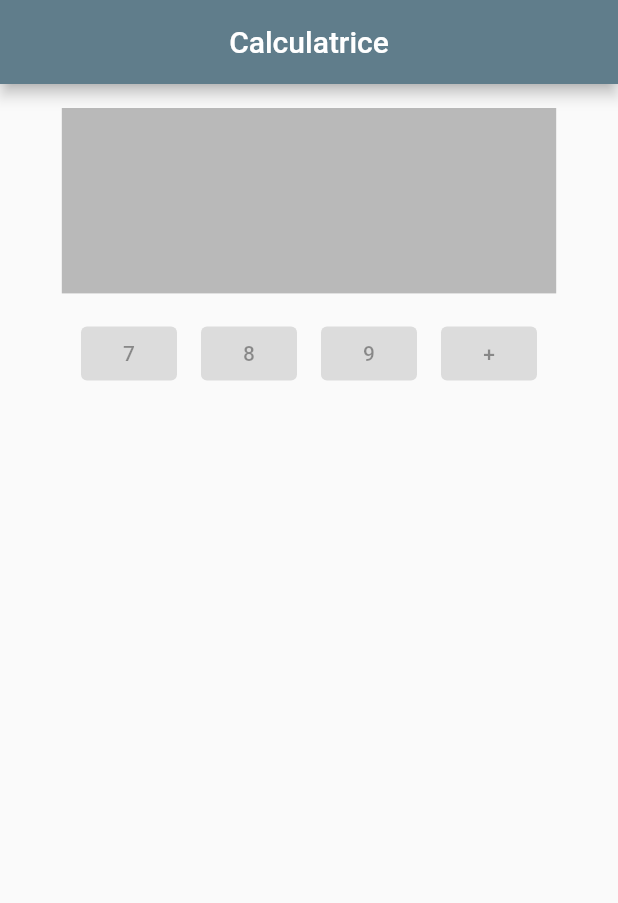
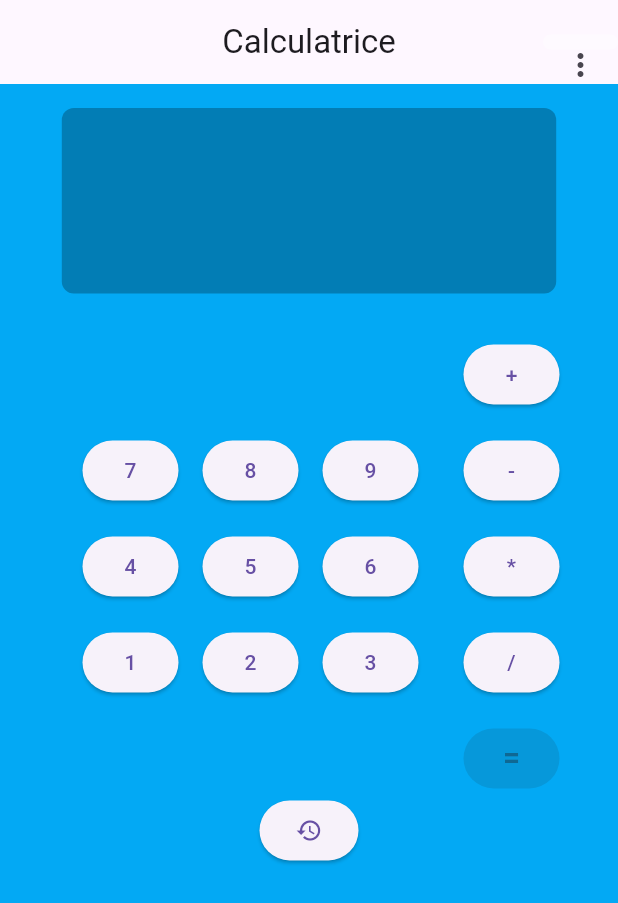
Before and after one commit to Matvdb/Calculatrice-Flutter, a Flutter app: the screen it shows after launch, on a phone screen of 412 x 824 dp. Shown: the top 903 px of the screen. Run offline on Flutter 3.47's test engine with Material 2 defaults, Android fonts, the phone set to English and light mode, and no system bars.

Commit message:
design calculatrice, affichage du nombre + ajout parametre

```diff
--- /dev/null
+++ b/lib/data/menu_items.dart
@@ -0,0 +1,32 @@
+import 'package:flutter/material.dart';
+
+class MenusItems{
+  static const List<MenusItem> itemsFirst = [
+    itemSettings,
+  ];
+
+  static const List<MenusItem> itemsSecond = [
+    itemPartager,
+  ];
+
+  static const itemSettings = MenusItem(
+    text: "Paramètre",
+    icon: Icons.settings,
+  );
+
+  static const itemPartager = MenusItem(
+    text: "Partager",
+    icon: Icons.share,
+  );
+
+}
+
+class MenusItem{
+   final String text;
+  final IconData icon;
+
+  const MenusItem({
+    required this.text,
+    required this.icon,
+  });
+}
--- a/lib/homepage.dart
+++ b/lib/homepage.dart
@@ -2,6 +2,9 @@ import 'package:flutter/cupertino.dart';
 import 'package:flutter/material.dart';
 import 'package:flutter/src/foundation/key.dart';
 import 'package:flutter/src/widgets/framework.dart';
+import 'package:flutter_application_1/calcul.dart';
+import 'package:flutter_application_1/data/menu_items.dart';
+import 'package:flutter_application_1/parametre.dart';
 
 class MyHomePage extends StatefulWidget {
   const MyHomePage({Key? key}) : super(key: key);
@@ -11,40 +14,203 @@ class MyHomePage extends StatefulWidget {
 }
 
 class _MyHomePageState extends State<MyHomePage> {
+  int i = 0;
+  double _nombre1 = 0;
+  double _nombre2 = 0;
+  String total = "";
+  Text _resultat = Text("");
+
+  void reset(){
+    _nombre1 = 0;
+    _nombre2 = 0;
+    total = "";
+  }
+
+  void addition(){
+    double add = Calculs.calculAddition(_nombre1, _nombre2);
+  }
+  void calculer(){
+    double soustraction = Calculs.calculSoustraction(_nombre1, _nombre2);
+    double division = Calculs.calculDivision(_nombre1, _nombre2);
+    double multiplication = Calculs.calculMultiplication(_nombre1, _nombre2);
+    setState(() {
+      _resultat = Text(total);
+    });
+  }
   @override
   Widget build(BuildContext context) {
     return Scaffold(
       appBar: AppBar(
         title: Text("Calculatrice"),
         centerTitle: true,
+        actions: [
+          Container(
+                  decoration: BoxDecoration(
+                  borderRadius: BorderRadius.circular(10),
+                  color: Colors.white38,
+                  ),
+                  height: 10,
+                  width: 50,
+                  child: PopupMenuButton<MenusItem>(
+                  itemBuilder: (context) => [
+                    ...MenusItems.itemsFirst.map(buildItem).toList(),
+                ],),
+                ),
+        ],
       ),
-      body: Column(
+      body: Container(
+            height: MediaQuery.of(context).size.height * 1,
+            width: MediaQuery.of(context).size.width * 1,
+            color: Colors.lightBlue,
+            child: Column(
         mainAxisAlignment: MainAxisAlignment.start,
         crossAxisAlignment: CrossAxisAlignment.center,
         children: [
           const Padding(padding: EdgeInsets.all(8)),
           Container(
             alignment: Alignment.centerRight,
+            decoration: BoxDecoration(borderRadius: BorderRadius.circular(8),color: Colors.black26),
             height: MediaQuery.of(context).size.height * 0.15,
             width: MediaQuery.of(context).size.width * 0.8,
-            color: Colors.black26,
-            child: Text(""),
+            child: Text(total, style: TextStyle(fontSize: 25.0, fontWeight: FontWeight.bold),),
           ),
-          const Padding(padding: EdgeInsets.all(8)),
+          const Padding(padding: EdgeInsets.all(15)),
           Row(
             mainAxisAlignment: MainAxisAlignment.center,
             children: [
-              ElevatedButton(onPressed: null, child: Text("7")),
               Padding(padding: EdgeInsets.all(8)),
-              ElevatedButton(onPressed: null, child: Text("8")),
+              Column(
+                children: [
+                  ElevatedButton(onPressed: (){
+                    setState(() {
+                    _nombre1 = 7;
+                    total = "7";
+                    });
+                  }, child: Text("7")),
+                  Padding(padding: EdgeInsets.all(8)),
+                  ElevatedButton(onPressed: (){
+                    setState(() {
+                    _nombre1 = 8;
+                    total = "8";
+                    });
+                  }, child: Text("4")),
+                  Padding(padding: EdgeInsets.all(8)),
+                  ElevatedButton(onPressed: (){
+                    setState(() {
+                    _nombre1 = 1;
+                    total = "1";
+                    });
+                  }, child: Text("1")),
+                ],
+              ),
               Padding(padding: EdgeInsets.all(8)),
-              ElevatedButton(onPressed: null, child: Text("9")),
+              Column(
+                children: [
+                  ElevatedButton(onPressed: (){
+                    setState(() {
+                    _nombre1 = 8;
+                    total = "8";
+                    });
+                  }, child: Text("8")),
+                  Padding(padding: EdgeInsets.all(8)),
+                  ElevatedButton(onPressed: (){
+                    setState(() {
+                    _nombre1 = 5;
+                    total = "5";
+                    });
+                  }, child: Text("5")),
+                  Padding(padding: EdgeInsets.all(8)),
+                  ElevatedButton(onPressed: (){
+                    setState(() {
+                    _nombre1 = 2;
+                    total = "2";
+                    });
+                  }, child: Text("2")),
+                ],
+              ),
               Padding(padding: EdgeInsets.all(8)),
-              ElevatedButton(onPressed: null, child: Text("+"))
+              Column(
+                children: [
+                  ElevatedButton(onPressed: (){
+                    setState(() {
+                    _nombre1 = 9;
+                    total = "9";
+                    });
+                  }, child: Text("9")),
+                  Padding(padding: EdgeInsets.all(8)),
+                  ElevatedButton(onPressed: (){
+                    setState(() {
+                    _nombre1 = 6;
+                    total = "6";
+                    });
+                  }, child: Text("6")),
+                  Padding(padding: EdgeInsets.all(8)),
+                  ElevatedButton(onPressed: (){
+                    setState(() {
+                    _nombre1 = 3;
+                    total = "3";
+                    });
+                  }, child: Text("3")),
+                ],
+              ),
+              Padding(padding: EdgeInsets.all(15)),
+              Column(
+                children: [
+                  ElevatedButton(onPressed: (){
+                    setState(() {
+                      calculer();
+                    });
+                  }, child: Text("+")),
+                  Padding(padding: EdgeInsets.all(8)),
+                  ElevatedButton(onPressed: calculer, child: Text("-")),
+                  Padding(padding: EdgeInsets.all(8)),
+                  ElevatedButton(onPressed: calculer, child: Text("*")),
+                  Padding(padding: EdgeInsets.all(8)),
+                  ElevatedButton(onPressed: calculer, child: Text("/")),
+                  Padding(padding: EdgeInsets.all(8)),
+                  ElevatedButton(onPressed: null, child: Text("=", style: TextStyle(fontSize: 20.0, fontWeight: FontWeight.bold),)),
+                ],
+              ),
+            ],
+          ),
+          Row(
+            mainAxisAlignment: MainAxisAlignment.center,
+            children: [
+              ElevatedButton(onPressed: () {
+                setState(() {
+                  reset();
+                });
+              }, child: Icon(Icons.restore)),
             ],
           ),
         ],
       ),
+      ),
     );
   }
+  PopupMenuItem<MenusItem> buildItem(MenusItem item) => PopupMenuItem(
+    child:
+    Column(
+      children: [
+        RaisedButton(
+          onPressed: () => Navigator.pushReplacement(context, MaterialPageRoute(builder: (context) => Parametre())),
+        child: Row(
+          children: [
+            Icon(
+                item.icon, color: Colors.black,
+                size: 20,
+                ),
+                const Padding(padding: EdgeInsets.all(10)),
+                Text(item.text),
+          ],
+        ),
+        color: Colors.white,
+        shape: RoundedRectangleBorder(
+          borderRadius: BorderRadius.circular(15),
+        ),
+        splashColor: Colors.lightBlue,
+        ),
+        ],
+        ),
+    );
 }
--- a/lib/main.dart
+++ b/lib/main.dart
@@ -14,6 +14,7 @@ class MyApp extends StatelessWidget {
     return MaterialApp(
       title: 'Flutter Demo',
       theme: ThemeData(
+        useMaterial3: true,
         primarySwatch: Colors.blueGrey,
       ),
       debugShowCheckedModeBanner: false,
```
Also changed, not shown: lib/calcul.dart (added, +20 -0 lines), lib/modele/menu_item.dart (added, +11 -0 lines), lib/parametre.dart (added, +34 -0 lines).
